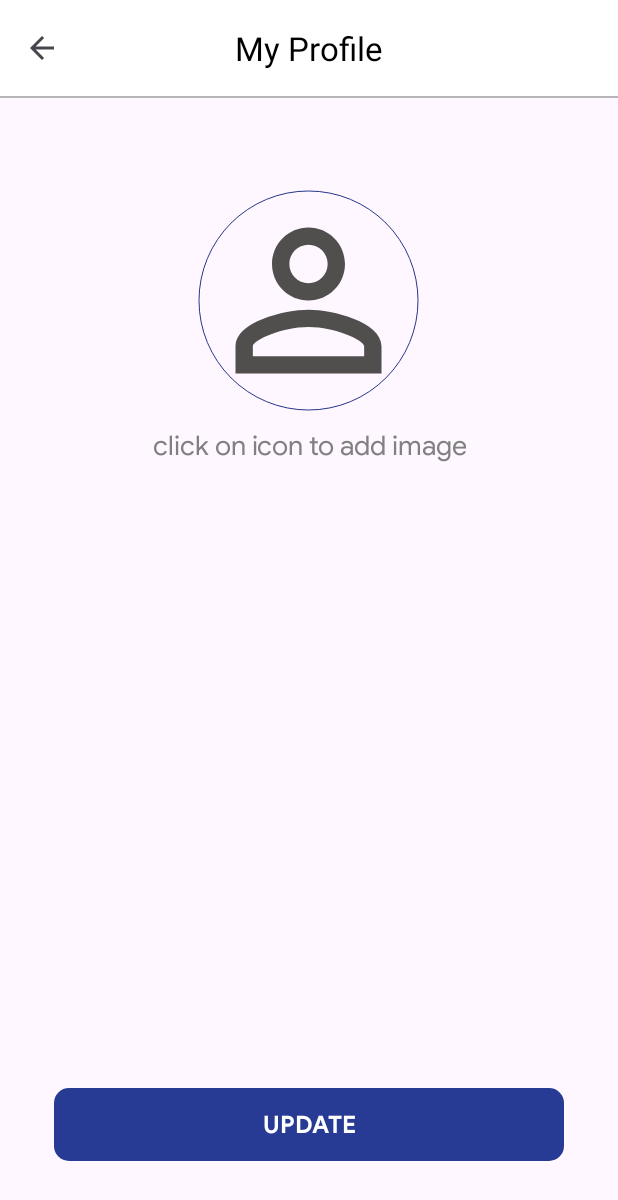
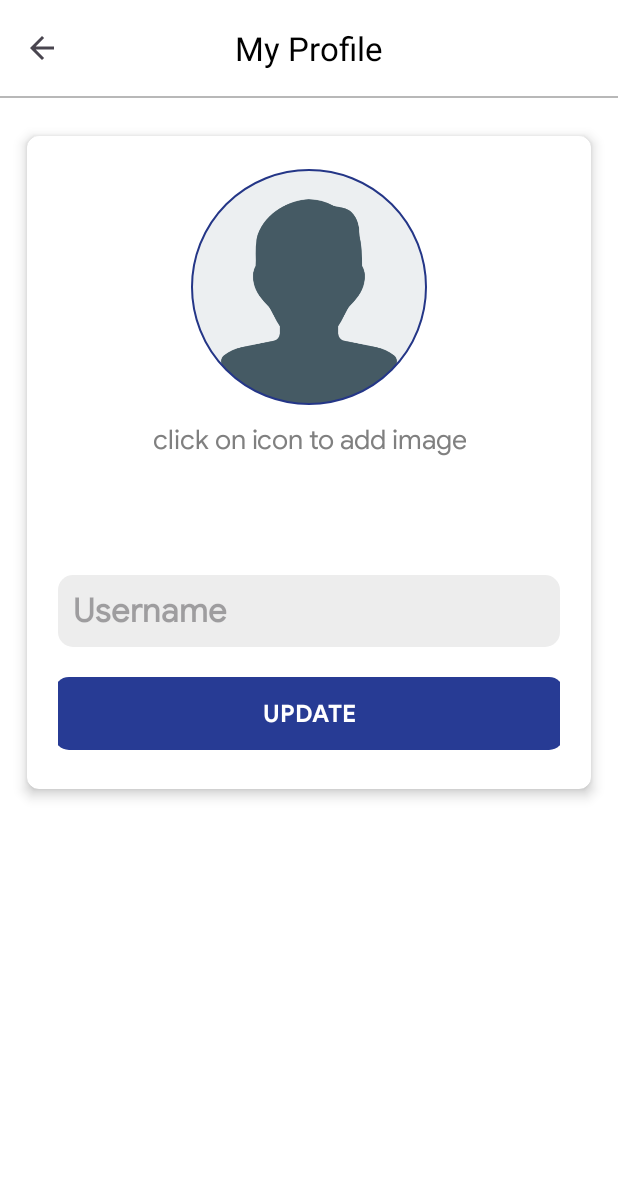
Before and after one commit to Naveen-Shah01/ChatAppOne, an Android app: the ProfileActivity screen opened directly, with no data from a screen before it, on a phone screen of 412 x 824 dp. Shown: the top 1200 px of the screen. Run offline under Robolectric (Android 15) with nearby library versions, the phone set to English and light mode, and no system bars; our stand-ins replace Firebase (no records; nobody signed in at launch, a user with empty details on screens opened directly), Picasso.

Commit message:
Profile section added

```diff
--- a/app/build.gradle
+++ b/app/build.gradle
@@ -48,6 +48,7 @@ dependencies {
     implementation 'com.google.firebase:firebase-auth-ktx:22.0.0'
     implementation 'com.google.android.gms:play-services-auth:20.5.0'
     implementation 'com.squareup.picasso:picasso:2.8'
+    implementation 'com.google.firebase:firebase-storage-ktx:20.2.0'
 
     testImplementation 'junit:junit:4.13.2'
     androidTestImplementation 'androidx.test.ext:junit:1.1.5'
--- a/app/src/main/java/com/example/chatappone/ProfileActivity.kt
+++ b/app/src/main/java/com/example/chatappone/ProfileActivity.kt
@@ -1,12 +1,15 @@
 package com.example.chatappone
 
 import android.Manifest
+import android.app.ProgressDialog
 import android.content.Intent
 import android.content.pm.PackageManager
 import android.net.Uri
 import androidx.appcompat.app.AppCompatActivity
 import android.os.Bundle
 import android.provider.MediaStore
+import android.view.View
+import android.widget.Toast
 import androidx.activity.result.ActivityResultCallback
 import androidx.activity.result.ActivityResultLauncher
 import androidx.activity.result.contract.ActivityResultContracts
@@ -14,14 +17,26 @@ import androidx.core.app.ActivityCompat
 import androidx.core.content.ContextCompat
 import com.example.chatappone.databinding.ActivityChatUsersBinding
 import com.example.chatappone.databinding.ActivityProfileBinding
+import com.google.firebase.auth.FirebaseAuth
+import com.google.firebase.database.DatabaseReference
+import com.google.firebase.database.FirebaseDatabase
+import com.google.firebase.storage.FirebaseStorage
+import com.google.firebase.storage.StorageReference
 import com.squareup.picasso.Picasso
+import java.util.UUID
 
 class ProfileActivity : AppCompatActivity() {
 
     lateinit var galleryActivityResultLauncher: ActivityResultLauncher<Intent>
     //TODO edit name,profile in this activity
     private lateinit var profileBinding: ActivityProfileBinding
+
     private var imageUri: Uri? = null
+    private val database: FirebaseDatabase = FirebaseDatabase.getInstance()
+    private val myReference: DatabaseReference = database.reference.child("Users")
+    private val fireBaseStorage: FirebaseStorage = FirebaseStorage.getInstance()
+    private val storageReference: StorageReference = fireBaseStorage.reference
+    private val auth: FirebaseAuth = FirebaseAuth.getInstance()
     override fun onCreate(savedInstanceState: Bundle?) {
         super.onCreate(savedInstanceState)
         profileBinding = ActivityProfileBinding.inflate(layoutInflater)
@@ -36,9 +51,42 @@ class ProfileActivity : AppCompatActivity() {
             //TODO ask gallery permission
             chooseImageFromGallery()
         }
+        profileBinding.btUpdate.setOnClickListener {
+            val userNameProfile = profileBinding.etProfileUserName.text.toString()
+            if(imageUri!=null ){
+                uploadImage()
+            }
+        }
 
     }
+    private fun uploadImage() {
+        profileBinding.btUpdate.isClickable = false
+        profileBinding.pbPrgressBarProfile.visibility = View.VISIBLE
 
+        //UUID
+        val imageName = intent.getStringExtra("imageName").toString()
+
+        val imageReference = storageReference.child("Profile").child(imageName)
+        imageUri?.let { uri ->
+            imageReference.putFile(uri).addOnSuccessListener {
+
+                Toast.makeText(applicationContext, "Image Updated", Toast.LENGTH_SHORT).show()
+
+                //downloadable url
+                val myUploadedImageReference = storageReference.child("images").child(imageName)
+                myUploadedImageReference.downloadUrl.addOnSuccessListener { url ->
+                    val imageUrl = url.toString()
+
+                    //updateData(imageUrl,imageName)
+
+                }
+            }
+
+        }?.addOnFailureListener {
+            Toast.makeText(applicationContext, it.localizedMessage, Toast.LENGTH_SHORT).show()
+        }
+
+    }
     private fun chooseImageFromGallery() {
 
         // TODO handle the event when user denies the permission
--- a/app/src/main/java/com/example/chatappone/models/UsersEntity.kt
+++ b/app/src/main/java/com/example/chatappone/models/UsersEntity.kt
@@ -4,6 +4,8 @@ class UsersEntity {
     var userId: String ?=null
     var userName: String?=null
     var userEmail: String ?=null
+    var url: String?=null
+    var userProfile : String?=null
 
     constructor()
     constructor(userName:String?,userEmail:String?,userId:String?){
@@ -11,4 +13,6 @@ class UsersEntity {
         this.userEmail=userEmail
         this.userId = userId
     }
+    constructor(userId:String?,userProfile:String?){
+    }
 }
--- /dev/null
+++ b/app/src/main/res/drawable/profile_et_background.xml
@@ -0,0 +1,7 @@
+<?xml version="1.0" encoding="utf-8"?>
+
+<shape xmlns:android="http://schemas.android.com/apk/res/android"
+    android:shape="rectangle">
+    <solid android:color="#EDEDED" />
+    <corners android:radius="10dp" />
+</shape>
--- a/app/src/main/res/layout/activity_profile.xml
+++ b/app/src/main/res/layout/activity_profile.xml
@@ -4,6 +4,7 @@
     xmlns:tools="http://schemas.android.com/tools"
     android:layout_width="match_parent"
     android:layout_height="match_parent"
+    android:background="@color/white"
     tools:context=".ProfileActivity">
 
     <com.google.android.material.appbar.MaterialToolbar
@@ -28,22 +29,41 @@
         app:layout_constraintStart_toStartOf="parent"
         app:layout_constraintTop_toBottomOf="@id/toolBarProfileActivity" />
 
+    <androidx.cardview.widget.CardView
+        android:id="@+id/cdProfileView"
+        android:layout_width="match_parent"
+        android:layout_height="wrap_content"
+        android:layout_marginTop="15dp"
+       app:cardElevation="5dp"
+        app:cardCornerRadius="8dp"
+        android:layout_marginStart="10dp"
+        android:layout_marginEnd="10dp"
+        app:cardUseCompatPadding="true"
+        app:layout_constraintEnd_toEndOf="parent"
+        app:layout_constraintStart_toStartOf="parent"
+        app:layout_constraintTop_toBottomOf="@id/vSeparator">
+
+        <LinearLayout
+            android:layout_width="match_parent"
+            android:layout_height="match_parent"
+            android:layout_gravity="center"
+            android:gravity="center"
+            android:padding="15dp"
+            android:layout_margin="5dp"
+            android:orientation="vertical">
+
+
             <com.google.android.material.imageview.ShapeableImageView
                 android:id="@+id/iBtnChooseImage"
-        android:layout_width="150dp"
-        android:layout_height="150dp"
-        android:layout_marginTop="60dp"
+                android:layout_width="160dp"
+                android:layout_height="160dp"
                 android:contentDescription="Profile Image of User"
                 android:padding="2dp"
                 android:scaleType="centerCrop"
-        android:src="@drawable/name_icon"
-        app:layout_constraintEnd_toEndOf="parent"
-        app:layout_constraintHorizontal_bias="0.498"
-        app:layout_constraintStart_toStartOf="parent"
-        app:layout_constraintTop_toBottomOf="@id/vSeparator"
+                android:src="@drawable/avatar"
                 app:shapeAppearanceOverlay="@style/roundedImageViewRounded"
                 app:strokeColor="@color/color_primary"
-        app:strokeWidth="0.8dp" />
+                app:strokeWidth="1dp" />
 
             <TextView
                 android:id="@+id/tvAddImageText"
@@ -60,28 +80,41 @@
                 app:layout_constraintTop_toBottomOf="@id/iBtnChooseImage" />
 
             <ProgressBar
+                android:id="@+id/pbPrgressBarProfile"
                 android:layout_width="wrap_content"
                 android:layout_height="wrap_content"
+                android:layout_marginTop="15dp"
+                android:layout_marginBottom="15dp"
+                android:visibility="invisible"
+                app:layout_constraintEnd_toEndOf="parent"
                 app:layout_constraintTop_toTopOf="parent"
-        android:layout_marginTop="10dp"
-        android:layout_marginEnd="10dp"
-        android:visibility="gone"
-        tools:visibility="visible"
-        app:layout_constraintEnd_toEndOf="parent" />
+                tools:visibility="visible" />
 
+            <EditText
+                android:id="@+id/etProfileUserName"
+                android:hint="Username"
+                android:inputType="textPersonName"
+                android:ems="1"
+                android:textSize="22sp"
+                android:textStyle="bold|normal"
+                android:textColor="@color/black"
+                android:background="@drawable/profile_et_background"
+                android:padding="10dp"
+                android:fontFamily="@font/google_sans_regular"
+                android:layout_width="match_parent"
+                android:layout_height="wrap_content"
+                />
             <LinearLayout
                 android:id="@+id/btUpdate"
                 android:layout_width="340dp"
                 android:layout_height="wrap_content"
                 android:layout_marginTop="20dp"
-        android:layout_marginBottom="50dp"
+                android:layout_marginBottom="5dp"
                 android:background="@drawable/fab_btn_corner"
                 android:clickable="true"
                 android:clipToPadding="false"
                 android:focusable="true"
-        app:layout_constraintBottom_toBottomOf="parent"
-        app:layout_constraintEnd_toEndOf="parent"
-        app:layout_constraintStart_toStartOf="parent">
+              >
 
                 <TextView
                     android:id="@+id/tvUpdate"
@@ -94,5 +127,7 @@
                     android:textColor="@color/white"
                     android:textSize="16sp" />
             </LinearLayout>
+        </LinearLayout>
+    </androidx.cardview.widget.CardView>
 
 </androidx.constraintlayout.widget.ConstraintLayout>
```
Also changed, not shown: app/src/main/java/com/example/chatappone/temp.kt (+175 -0 lines), app/src/main/res/layout/activity_sign_up.xml (+38 -20 lines), app/src/main/res/drawable/avatar.png (added). Lines whose indentation alone changed are shown as unchanged.
